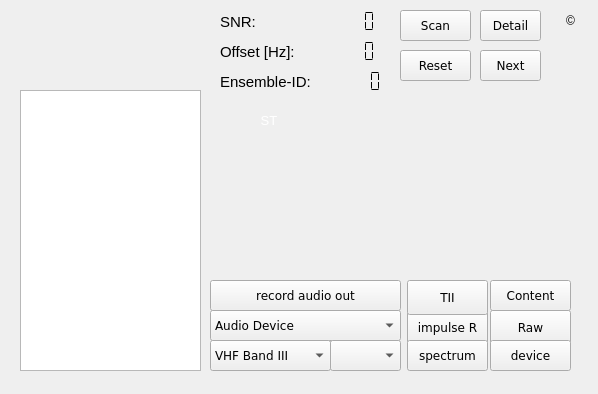
JvanKatwijk/sdrplayDab, file forms/dabradio.ui: the form before one commit.
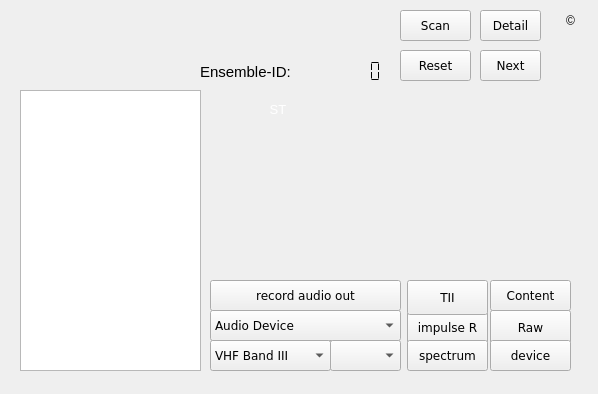
The form after the commit.

The edit to the form file:
```diff
--- a/forms/dabradio.ui
+++ b/forms/dabradio.ui
@@ -185,8 +185,8 @@
   <widget class="QWidget" name="layoutWidget">
    <property name="geometry">
     <rect>
-     <x>210</x>
-     <y>110</y>
+     <x>220</x>
+     <y>100</y>
      <width>118</width>
      <height>21</height>
     </rect>
@@ -195,91 +195,6 @@
     <property name="spacing">
      <number>4</number>
     </property>
-    <item>
-     <widget class="QLabel" name="stereoLabel">
-      <property name="palette">
-       <palette>
-        <active>
-         <colorrole role="WindowText">
-          <brush brushstyle="SolidPattern">
-           <color alpha="255">
-            <red>255</red>
-            <green>255</green>
-            <blue>255</blue>
-           </color>
-          </brush>
-         </colorrole>
-         <colorrole role="Text">
-          <brush brushstyle="SolidPattern">
-           <color alpha="255">
-            <red>255</red>
-            <green>255</green>
-            <blue>255</blue>
-           </color>
-          </brush>
-         </colorrole>
-        </active>
-        <inactive>
-         <colorrole role="WindowText">
-          <brush brushstyle="SolidPattern">
-           <color alpha="255">
-            <red>255</red>
-            <green>255</green>
-            <blue>255</blue>
-           </color>
-          </brush>
-         </colorrole>
-         <colorrole role="Text">
-          <brush brushstyle="SolidPattern">
-           <color alpha="255">
-            <red>255</red>
-            <green>255</green>
-            <blue>255</blue>
-           </color>
-          </brush>
-         </colorrole>
-        </inactive>
-        <disabled>
-         <colorrole role="WindowText">
-          <brush brushstyle="SolidPattern">
-           <color alpha="255">
-            <red>190</red>
-            <green>190</green>
-            <blue>190</blue>
-           </color>
-          </brush>
-         </colorrole>
-         <colorrole role="Text">
-          <brush brushstyle="SolidPattern">
-           <color alpha="255">
-            <red>190</red>
-            <green>190</green>
-            <blue>190</blue>
-           </color>
-          </brush>
-         </colorrole>
-        </disabled>
-       </palette>
-      </property>
-      <property name="font">
-       <font>
-        <pointsize>10</pointsize>
-       </font>
-      </property>
-      <property name="toolTip">
-       <string>&lt;html&gt;&lt;head/&gt;&lt;body&gt;&lt;p&gt;Stereo label&lt;/p&gt;&lt;p&gt;Green means that the program is in stereo.&lt;br/&gt;Red means no audio or mono transmission.&lt;/p&gt;&lt;/body&gt;&lt;/html&gt;</string>
-      </property>
-      <property name="frameShape">
-       <enum>QFrame::NoFrame</enum>
-      </property>
-      <property name="text">
-       <string>ST</string>
-      </property>
-      <property name="alignment">
-       <set>Qt::AlignCenter</set>
-      </property>
-     </widget>
-    </item>
    </layout>
   </widget>
   <widget class="QComboBox" name="bandSelector">
@@ -484,7 +399,7 @@
    <property name="geometry">
     <rect>
      <x>310</x>
-     <y>70</y>
+     <y>60</y>
      <width>81</width>
      <height>23</height>
     </rect>
@@ -513,8 +428,8 @@
   <widget class="QLabel" name="label_5">
    <property name="geometry">
     <rect>
-     <x>220</x>
-     <y>70</y>
+     <x>200</x>
+     <y>60</y>
      <width>100</width>
      <height>23</height>
     </rect>
@@ -528,104 +443,13 @@
     <string>Ensemble-ID:</string>
    </property>
   </widget>
-  <widget class="QLabel" name="label_6">
-   <property name="geometry">
-    <rect>
-     <x>220</x>
-     <y>40</y>
-     <width>91</width>
-     <height>23</height>
-    </rect>
-   </property>
-   <property name="font">
-    <font>
-     <pointsize>11</pointsize>
-    </font>
-   </property>
-   <property name="text">
-    <string>Offset [Hz]:</string>
-   </property>
-  </widget>
-  <widget class="QLCDNumber" name="correctorDisplay">
-   <property name="geometry">
-    <rect>
-     <x>300</x>
-     <y>40</y>
-     <width>90</width>
-     <height>23</height>
-    </rect>
-   </property>
-   <property name="font">
-    <font>
-     <pointsize>8</pointsize>
-    </font>
-   </property>
-   <property name="toolTip">
-    <string>&lt;html&gt;&lt;head/&gt;&lt;body&gt;&lt;p&gt;Coarse offset, indicates - in Hz - the frequency offset. Coarse offset is in large steps, where a step is the distance - in Hz - between two subsequent carriers in the ofdm signal.&lt;/p&gt;&lt;/body&gt;&lt;/html&gt;</string>
-   </property>
-   <property name="frameShape">
-    <enum>QFrame::NoFrame</enum>
-   </property>
-   <property name="digitCount">
-    <number>6</number>
-   </property>
-   <property name="segmentStyle">
-    <enum>QLCDNumber::Flat</enum>
-   </property>
-  </widget>
-  <widget class="QLabel" name="label_7">
-   <property name="geometry">
-    <rect>
-     <x>220</x>
-     <y>10</y>
-     <width>91</width>
-     <height>23</height>
-    </rect>
-   </property>
-   <property name="font">
-    <font>
-     <pointsize>11</pointsize>
-    </font>
-   </property>
-   <property name="text">
-    <string>SNR: </string>
-   </property>
-  </widget>
-  <widget class="QLCDNumber" name="snrDisplay">
-   <property name="geometry">
-    <rect>
-     <x>300</x>
-     <y>10</y>
-     <width>90</width>
-     <height>23</height>
-    </rect>
-   </property>
-   <property name="font">
-    <font>
-     <pointsize>8</pointsize>
-     <underline>false</underline>
-    </font>
-   </property>
-   <property name="toolTip">
-    <string>&lt;html&gt;&lt;head/&gt;&lt;body&gt;&lt;p&gt;A Signal to Noise (SNR) indicator&lt;/p&gt;&lt;p&gt;In general: higher is better. But do not take the value as a serious measure of the SNR, it strongly depends on the device and the amount of filtering applied in the device!&lt;/p&gt;&lt;/body&gt;&lt;/html&gt;</string>
-   </property>
-   <property name="frameShape">
-    <enum>QFrame::NoFrame</enum>
-   </property>
-   <property name="digitCount">
-    <number>6</number>
-   </property>
-   <property name="segmentStyle">
-    <enum>QLCDNumber::Flat</enum>
-   </property>
-  </widget>
   <widget class="QLabel" name="dynamicLabel">
    <property name="geometry">
     <rect>
      <x>210</x>
-     <y>240</y>
+     <y>210</y>
      <width>361</width>
-     <height>41</height>
+     <height>61</height>
     </rect>
    </property>
    <property name="font">
@@ -642,7 +466,7 @@
    <property name="geometry">
     <rect>
      <x>210</x>
-     <y>140</y>
+     <y>130</y>
      <width>361</width>
      <height>41</height>
     </rect>
@@ -666,7 +490,7 @@
      <x>210</x>
      <y>170</y>
      <width>361</width>
-     <height>51</height>
+     <height>41</height>
     </rect>
    </property>
    <property name="font">
@@ -699,6 +523,97 @@
     <string>device</string>
    </property>
   </widget>
+  <widget class="QLabel" name="stereoLabel">
+   <property name="geometry">
+    <rect>
+     <x>220</x>
+     <y>100</y>
+     <width>116</width>
+     <height>19</height>
+    </rect>
+   </property>
+   <property name="palette">
+    <palette>
+     <active>
+      <colorrole role="WindowText">
+       <brush brushstyle="SolidPattern">
+        <color alpha="255">
+         <red>255</red>
+         <green>255</green>
+         <blue>255</blue>
+        </color>
+       </brush>
+      </colorrole>
+      <colorrole role="Text">
+       <brush brushstyle="SolidPattern">
+        <color alpha="255">
+         <red>255</red>
+         <green>255</green>
+         <blue>255</blue>
+        </color>
+       </brush>
+      </colorrole>
+     </active>
+     <inactive>
+      <colorrole role="WindowText">
+       <brush brushstyle="SolidPattern">
+        <color alpha="255">
+         <red>255</red>
+         <green>255</green>
+         <blue>255</blue>
+        </color>
+       </brush>
+      </colorrole>
+      <colorrole role="Text">
+       <brush brushstyle="SolidPattern">
+        <color alpha="255">
+         <red>255</red>
+         <green>255</green>
+         <blue>255</blue>
+        </color>
+       </brush>
+      </colorrole>
+     </inactive>
+     <disabled>
+      <colorrole role="WindowText">
+       <brush brushstyle="SolidPattern">
+        <color alpha="255">
+         <red>190</red>
+         <green>190</green>
+         <blue>190</blue>
+        </color>
+       </brush>
+      </colorrole>
+      <colorrole role="Text">
+       <brush brushstyle="SolidPattern">
+        <color alpha="255">
+         <red>190</red>
+         <green>190</green>
+         <blue>190</blue>
+        </color>
+       </brush>
+      </colorrole>
+     </disabled>
+    </palette>
+   </property>
+   <property name="font">
+    <font>
+     <pointsize>10</pointsize>
+    </font>
+   </property>
+   <property name="toolTip">
+    <string>&lt;html&gt;&lt;head/&gt;&lt;body&gt;&lt;p&gt;Stereo label&lt;/p&gt;&lt;p&gt;Green means that the program is in stereo.&lt;br/&gt;Red means no audio or mono transmission.&lt;/p&gt;&lt;/body&gt;&lt;/html&gt;</string>
+   </property>
+   <property name="frameShape">
+    <enum>QFrame::NoFrame</enum>
+   </property>
+   <property name="text">
+    <string>ST</string>
+   </property>
+   <property name="alignment">
+    <set>Qt::AlignCenter</set>
+   </property>
+  </widget>
  </widget>
  <resources/>
  <connections/>
```
